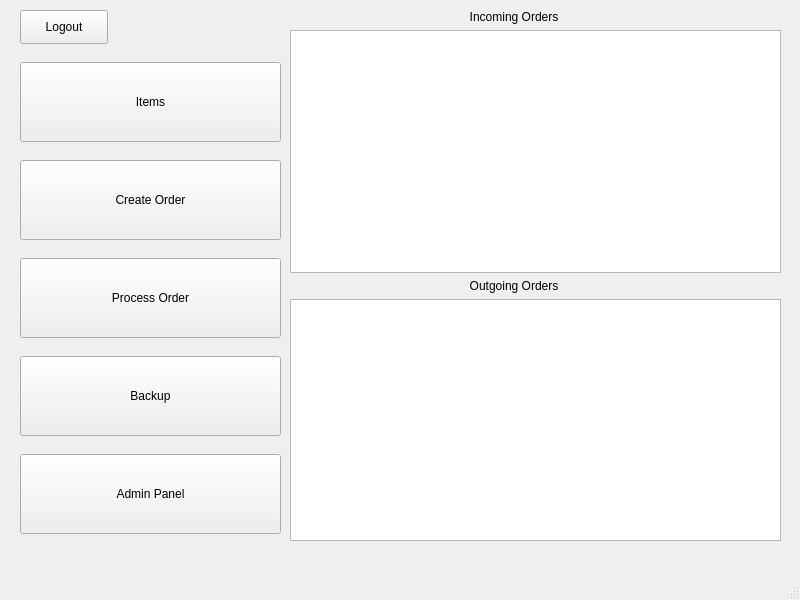
The window that UI/main_window.ui (npaolini-8/se-group-5) describes before a commit, drawn with Qt 5.
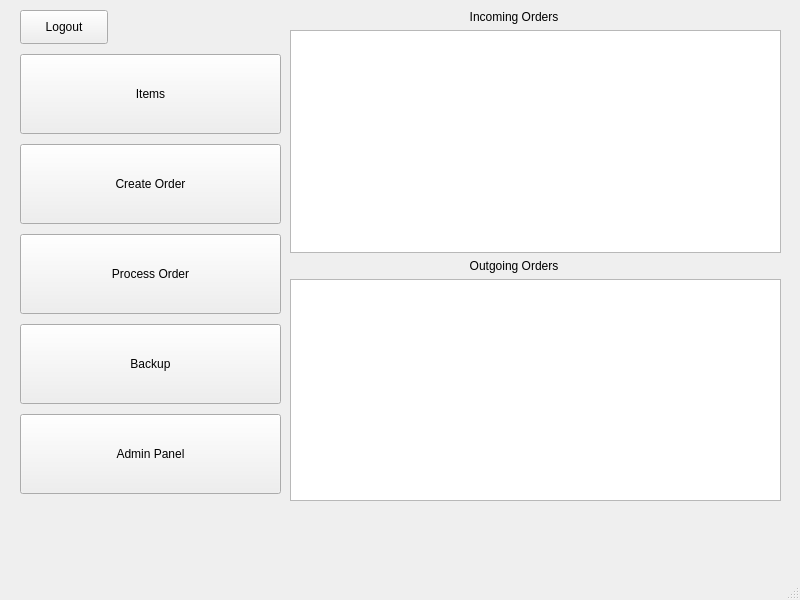
The same window after the commit.

Commit message: Implemented get_user in various places, added labels for clarity, restricted admin panel to only let admin in, etc

The edit to the form file:
```diff
--- a/UI/main_window.ui
+++ b/UI/main_window.ui
@@ -20,7 +20,7 @@
       <x>20</x>
       <y>50</y>
       <width>261</width>
-      <height>501</height>
+      <height>451</height>
      </rect>
     </property>
     <layout class="QVBoxLayout" name="verticalLayout">
@@ -97,7 +97,7 @@
       <x>290</x>
       <y>10</y>
       <width>491</width>
-      <height>531</height>
+      <height>491</height>
      </rect>
     </property>
     <layout class="QVBoxLayout" name="verticalLayout_2">
@@ -154,11 +154,35 @@
     <property name="geometry">
      <rect>
       <x>120</x>
-      <y>30</y>
+      <y>20</y>
       <width>161</width>
       <height>21</height>
      </rect>
     </property>
+    <property name="font">
+     <font>
+      <pointsize>11</pointsize>
+     </font>
+    </property>
+    <property name="text">
+     <string/>
+    </property>
+   </widget>
+   <widget class="QLabel" name="error_lbl">
+    <property name="geometry">
+     <rect>
+      <x>30</x>
+      <y>510</y>
+      <width>751</width>
+      <height>41</height>
+     </rect>
+    </property>
+    <property name="font">
+     <font>
+      <pointsize>11</pointsize>
+      <bold>true</bold>
+     </font>
+    </property>
     <property name="text">
      <string/>
     </property>
```
Left out of the diff: 2 changed lines with no effect on the pictures. The commit also changes 4 other files.
